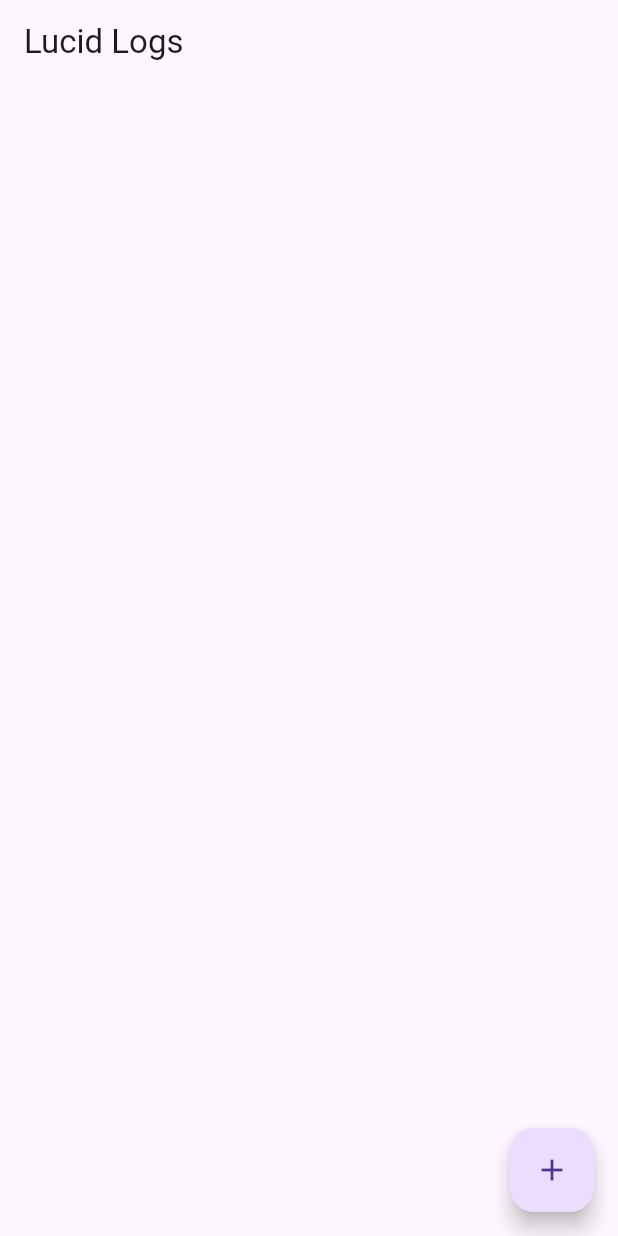
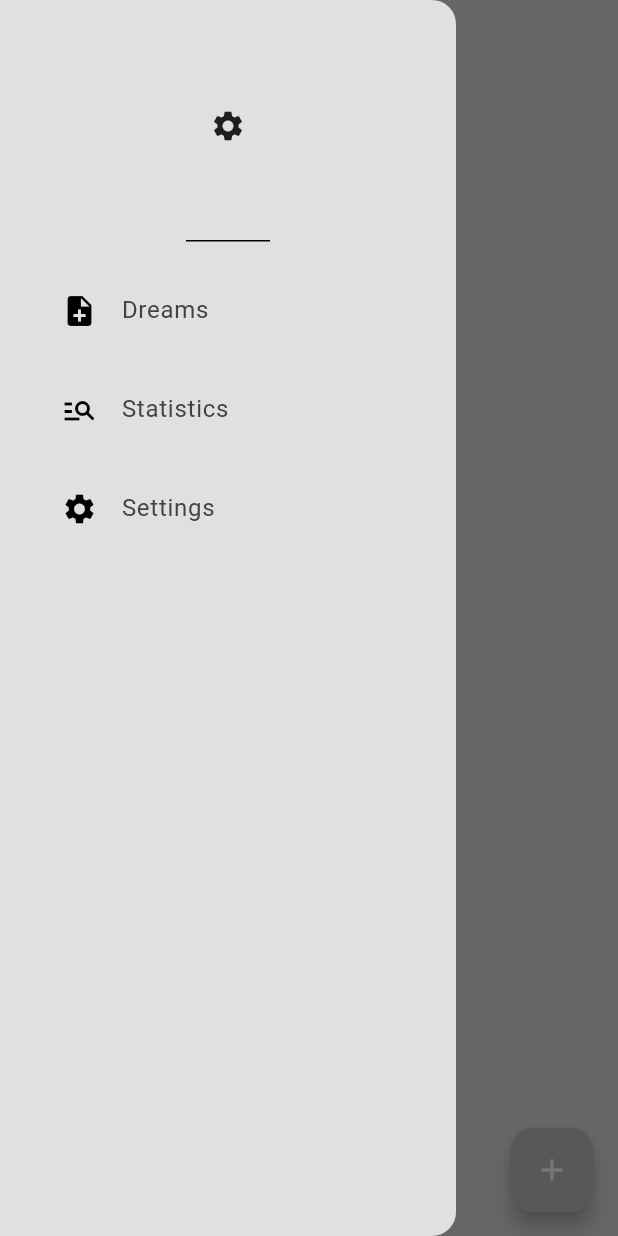
Before and after one commit to RizPur/LucidLogs, a Flutter app: the screen it shows after launch, with the side drawer open (before the commit the screen has no drawer), on a phone screen of 412 x 824 dp. Run offline on Flutter 3.47's test engine with Material 3 defaults, Android fonts, the phone set to English and light mode, and no system bars; our stand-ins replace google_fonts, isar; accounts and stored records are empty; generated files the repository leaves out were written again.

Commit message:
dark mode added

```diff
--- /dev/null
+++ b/lib/components/drawer.dart
@@ -0,0 +1,30 @@
+import 'package:flutter/material.dart';
+import 'package:lucidlogs/components/drawer_tile.dart';
+import 'package:lucidlogs/screens/settings.dart';
+
+class MyDrawer extends StatelessWidget {
+  const MyDrawer({super.key});
+
+  @override
+  Widget build(BuildContext context) {
+    return Drawer(
+      backgroundColor: Theme.of(context).colorScheme.surface,
+      child: Column(
+        children: [
+          DrawerHeader(
+          child: Icon(Icons.settings)
+          ),
+          DrawerTile(title: "Dreams", leading: Icon(Icons.note_add), onTap: () => Navigator.pop(context)),
+          DrawerTile(title: "Statistics", leading: Icon(Icons.manage_search_outlined), onTap: () {
+            Navigator.pop(context);
+            Navigator.push(context, MaterialPageRoute(builder: (context) => const SettingsPage()));
+          }),
+          DrawerTile(title: "Settings", leading: Icon(Icons.settings), onTap: () {
+            Navigator.pop(context);
+            Navigator.push(context, MaterialPageRoute(builder: (context) => const SettingsPage()));
+          }),
+
+      ],),
+    );
+  }
+}
--- /dev/null
+++ b/lib/components/drawer_tile.dart
@@ -0,0 +1,23 @@
+import 'package:flutter/material.dart';
+// import 'package:flutter/widgets.dart';
+
+class DrawerTile extends StatelessWidget {
+
+  final String title;
+  final Widget leading;
+  final void Function()? onTap;
+
+  const DrawerTile({super.key, required this.title, required this.leading, required this.onTap});
+
+  @override
+  Widget build(BuildContext context) {
+    return Padding(
+      padding: const EdgeInsets.only(left: 25.0, top: 10.0),
+      child: ListTile(
+        title: Text(title, style: TextStyle(color: Theme.of(context).colorScheme.inversePrimary),),
+        leading: leading,
+        onTap: onTap,
+      ),
+    );
+  }
+}
--- a/lib/main.dart
+++ b/lib/main.dart
@@ -1,5 +1,6 @@
 import 'package:flutter/material.dart';
 import 'package:lucidlogs/models/dream_db.dart';
+import 'package:lucidlogs/theme/theme_provider.dart';
 import 'package:provider/provider.dart';
 import 'screens/dreams.dart';
 
@@ -8,9 +9,12 @@ void main() async {
   await DreamDatabase.initialize();
 
   runApp(
-    ChangeNotifierProvider(
-      create: (context) => DreamDatabase(),
-      child: const MyApp())
+   MultiProvider(providers: [
+    ChangeNotifierProvider(create: (context) => DreamDatabase()),
+    ChangeNotifierProvider(create: (context) => ThemeProvider())
+   ],
+   child: const MyApp(),
+   ),
   );
 }
 
@@ -22,10 +26,8 @@ class MyApp extends StatelessWidget {
   Widget build(BuildContext context) {
     return MaterialApp(
       debugShowCheckedModeBanner: false,
-      theme: ThemeData(
-        primarySwatch: Colors.blue,
-      ),
-      home: DreamsPage(),
+      home: const DreamsPage(),
+      theme: Provider.of<ThemeProvider>(context).themeData
     );
   }
 }
--- a/lib/screens/dreams.dart
+++ b/lib/screens/dreams.dart
@@ -1,4 +1,6 @@
 import 'package:flutter/material.dart';
+import 'package:google_fonts/google_fonts.dart';
+import 'package:lucidlogs/components/drawer.dart';
 import 'package:lucidlogs/models/dream.dart';
 import 'package:lucidlogs/models/dream_db.dart';
 import 'package:provider/provider.dart';
@@ -92,12 +94,30 @@ class _DreamsPageState extends State<DreamsPage> {
     // print('Current dreams: ${currentDreams.length}');
 
     return Scaffold(
-      appBar: AppBar(title: const Text("Lucid Logs")),
+      appBar: AppBar(
+        title: Text("Dreams", style: GoogleFonts.dmSerifText(fontSize: 36.0)),
+        elevation: 0,
+        backgroundColor: Colors.transparent
+      ),
+      backgroundColor: Theme.of(context).colorScheme.surface,
+      drawer: const MyDrawer(),
       floatingActionButton: FloatingActionButton(
         onPressed: createDream,
         child: const Icon(Icons.add),
       ),
-      body: ListView.builder(
+      body: Column(
+        crossAxisAlignment: CrossAxisAlignment.start,
+        children: [
+          // Heading
+          // Padding(padding: const EdgeInsets.all(25.0),
+          //   child:
+          //   // Text("Lucid Logs",
+          //   // style: GoogleFonts.dmSerifText(fontSize: 48, color: Theme.of(context).colorScheme.inversePrimary)
+          //   ),
+          // ),
+          // LIST of dreams
+          Expanded(
+            child: ListView.builder(
               itemCount: currentDreams.length,
               itemBuilder: (context, index) {
                 final dream = currentDreams[index]; // Get dream
@@ -115,6 +135,9 @@ class _DreamsPageState extends State<DreamsPage> {
                 );
               },
             ),
+          ),
+        ],
+      ),
     );
   }
 }
--- /dev/null
+++ b/lib/theme/theme.dart
@@ -0,0 +1,24 @@
+import 'package:flutter/material.dart';
+
+
+//light mode
+ThemeData lightMode = ThemeData(
+  brightness: Brightness.light,
+  colorScheme: ColorScheme.light(
+    surface: Colors.grey.shade300,
+    primary: Colors.grey.shade400,
+    secondary: Colors.grey.shade400,
+    inversePrimary: Colors.grey.shade800
+  )
+);
+
+//dark mode
+ThemeData darkMode = ThemeData(
+  brightness: Brightness.dark,
+  colorScheme: ColorScheme.dark(
+    surface: Colors.grey.shade900,
+    primary: Colors.grey.shade800,
+    secondary: Colors.grey.shade700,
+    inversePrimary: Colors.grey.shade800
+  )
+);
--- /dev/null
+++ b/lib/theme/theme_provider.dart
@@ -0,0 +1,26 @@
+import 'package:flutter/material.dart';
+import 'package:lucidlogs/theme/theme.dart';
+
+class ThemeProvider with ChangeNotifier {
+
+  ThemeData _themeData = lightMode;
+
+  ThemeData get themeData => _themeData;
+
+  bool get isDarkMode => _themeData == darkMode;
+  set themeData(ThemeData themeData){
+    _themeData = themeData;
+    notifyListeners();
+  }
+
+  void toggleTheme() {
+    if(_themeData == lightMode){
+      themeData = darkMode;
+    }
+
+    else {
+      themeData = lightMode;
+    }
+  }
+
+}
```
Also changed, not shown: lib/screens/settings.dart (added, +26 -0 lines), pubspec.yaml (+1 -68 lines), flutter_01.png (added), pubspec.lock. Lines whose indentation alone changed are shown as unchanged.
